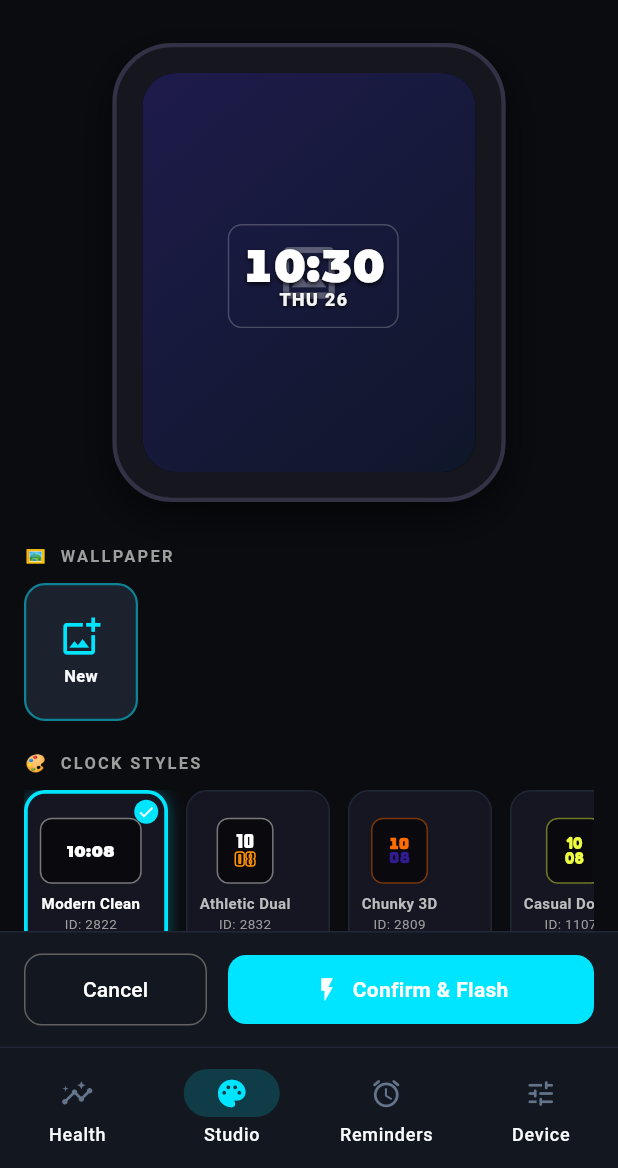
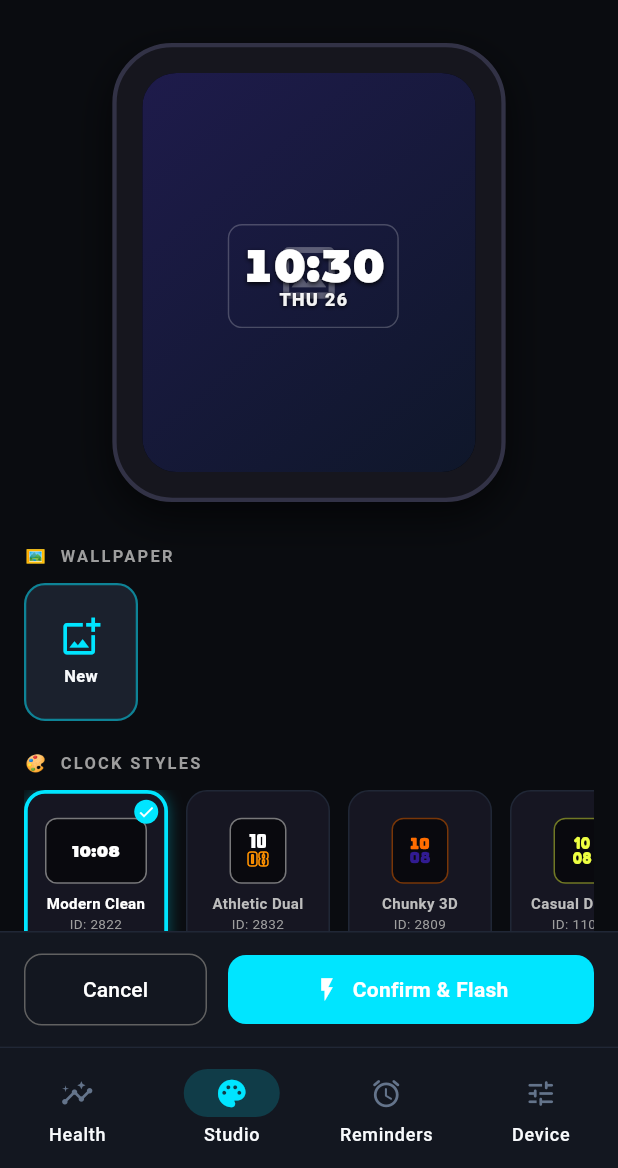
Before and after one commit to PrudviTeja99/open-dizo, a Flutter app: the screen it shows after launch, item 2 of the bottom bar chosen, on a phone screen of 412 x 824 dp, the part 68-1236 px from its top. Run offline on Flutter 3.47's test engine with Material 3 defaults, Android fonts, the phone set to English and light mode, and no system bars; our stand-ins replace file_picker, flutter_blue_plus, google_fonts, package_info_plus, permission_handler, shared_preferences; missing offline and left inert: mobile_scanner, pointycastle.

Commit message:
fix(dial-studio): tap outside to deselect clock, remove overlays, and center vertical styles (v1.2.2)

```diff
--- a/flutter/lib/presentation/screens/dial_studio_screen.dart
+++ b/flutter/lib/presentation/screens/dial_studio_screen.dart
@@ -475,11 +475,14 @@ class _DialStudioScreenState extends State<DialStudioScreen> {
                                   : null,
                             ),
                             child: Stack(
+                              alignment: Alignment.center,
                               children: [
-                                Padding(
+                                Center(
+                                  child: Padding(
                                     padding: const EdgeInsets.all(8),
                                     child: Column(
                                       mainAxisAlignment: MainAxisAlignment.center,
+                                      crossAxisAlignment: CrossAxisAlignment.center,
                                       children: [
                                         // Miniature Preview Box
                                         Container(
@@ -497,6 +500,8 @@ class _DialStudioScreenState extends State<DialStudioScreen> {
                                             child: style.isStacked
                                                 ? Column(
                                                     mainAxisAlignment: MainAxisAlignment.center,
+                                                    mainAxisSize: MainAxisSize.min,
+                                                    crossAxisAlignment: CrossAxisAlignment.center,
                                                     children: [
                                                       Text(
                                                         '10',
@@ -521,6 +526,7 @@ class _DialStudioScreenState extends State<DialStudioScreen> {
                                         const SizedBox(height: 6),
                                         Text(
                                           style.name,
+                                          textAlign: TextAlign.center,
                                           style: TextStyle(
                                             fontSize: 10,
                                             fontWeight: isSelected ? FontWeight.bold : FontWeight.w600,
@@ -531,6 +537,7 @@ class _DialStudioScreenState extends State<DialStudioScreen> {
                                         ),
                                         Text(
                                           style.subtitle.split(' • ').first,
+                                          textAlign: TextAlign.center,
                                           style: TextStyle(
                                             fontSize: 9,
                                             color: Colors.grey[500],
@@ -539,6 +546,7 @@ class _DialStudioScreenState extends State<DialStudioScreen> {
                                           overflow: TextOverflow.ellipsis,
                                         ),
                                       ],
+                                    ),
                                   ),
                                 ),
                                 if (isSelected)
--- a/flutter/lib/presentation/widgets/watch_canvas_preview.dart
+++ b/flutter/lib/presentation/widgets/watch_canvas_preview.dart
@@ -256,73 +256,6 @@ class _WatchCanvasPreviewState extends State<WatchCanvasPreview> {
                     // Clock & Complications Overlay
                     if (widget.clockStyle.isVisible)
                       _buildClockOverlay(displayW, displayH),
-
-                    // Floating Selection Header (Coordinates & Done Button)
-                    if (_isSelected) ...[
-                      Positioned(
-                        top: 8,
-                        left: 8,
-                        child: Container(
-                          padding: const EdgeInsets.symmetric(horizontal: 8, vertical: 4),
-                          decoration: BoxDecoration(
-                            color: Colors.black.withValues(alpha: 0.75),
-                            borderRadius: BorderRadius.circular(10),
-                            border: Border.all(color: AppTheme.accent.withValues(alpha: 0.5)),
-                          ),
-                          child: Row(
-                            mainAxisSize: MainAxisSize.min,
-                            children: [
-                              const Icon(Icons.open_with, size: 12, color: AppTheme.accent),
-                              const SizedBox(width: 4),
-                              Text(
-                                '(${widget.clockStyle.position.x}, ${widget.clockStyle.position.y})',
-                                style: const TextStyle(
-                                  color: Colors.white,
-                                  fontSize: 10,
-                                  fontFamily: 'monospace',
-                                  fontWeight: FontWeight.bold,
-                                ),
-                              ),
-                            ],
-                          ),
-                        ),
-                      ),
-                      Positioned(
-                        top: 8,
-                        right: 8,
-                        child: GestureDetector(
-                          onTap: _deselect,
-                          child: Container(
-                            padding: const EdgeInsets.symmetric(horizontal: 10, vertical: 4),
-                            decoration: BoxDecoration(
-                              color: AppTheme.accent,
-                              borderRadius: BorderRadius.circular(12),
-                              boxShadow: [
-                                BoxShadow(
-                                  color: AppTheme.accent.withValues(alpha: 0.5),
-                                  blurRadius: 8,
-                                ),
-                              ],
-                            ),
-                            child: const Row(
-                              mainAxisSize: MainAxisSize.min,
-                              children: [
-                                Icon(Icons.check, size: 14, color: Colors.white),
-                                SizedBox(width: 4),
-                                Text(
-                                  'Done',
-                                  style: TextStyle(
-                                    color: Colors.white,
-                                    fontSize: 11,
-                                    fontWeight: FontWeight.bold,
-                                  ),
-                                ),
-                              ],
-                            ),
-                          ),
-                        ),
-                      ),
-                    ],
                   ],
                 ),
               ),
@@ -577,7 +510,10 @@ class _WatchCanvasPreviewState extends State<WatchCanvasPreview> {
       top: topPos,
       width: boxW,
       height: boxH,
-      child: clockContent,
+      child: TapRegion(
+        onTapOutside: _isSelected ? (_) => _deselect() : null,
+        child: clockContent,
+      ),
     );
   }
 
--- a/flutter/lib/services/app_update_service.dart
+++ b/flutter/lib/services/app_update_service.dart
@@ -27,9 +27,9 @@ class AppReleaseInfo {
 }
 
 class AppUpdateService {
-  static String _cachedVersion = '1.2.1';
+  static String _cachedVersion = '1.2.2';
 
-  /// Returns the currently installed application version (e.g. "1.2.1")
+  /// Returns the currently installed application version (e.g. "1.2.2")
   static String get currentVersion => _cachedVersion;
 
   /// Loads current version dynamically from platform package info
--- a/flutter/pubspec.yaml
+++ b/flutter/pubspec.yaml
@@ -1,7 +1,7 @@
 name: open_dizo
 description: Open Dizo - Companion app and custom watch face studio for DIZO Watch D.
 publish_to: 'none'
-version: 1.2.1+9
+version: 1.2.2+10
 
 environment:
   sdk: '>=3.4.0 <4.0.0'
```
Lines whose indentation alone changed are shown as unchanged.
